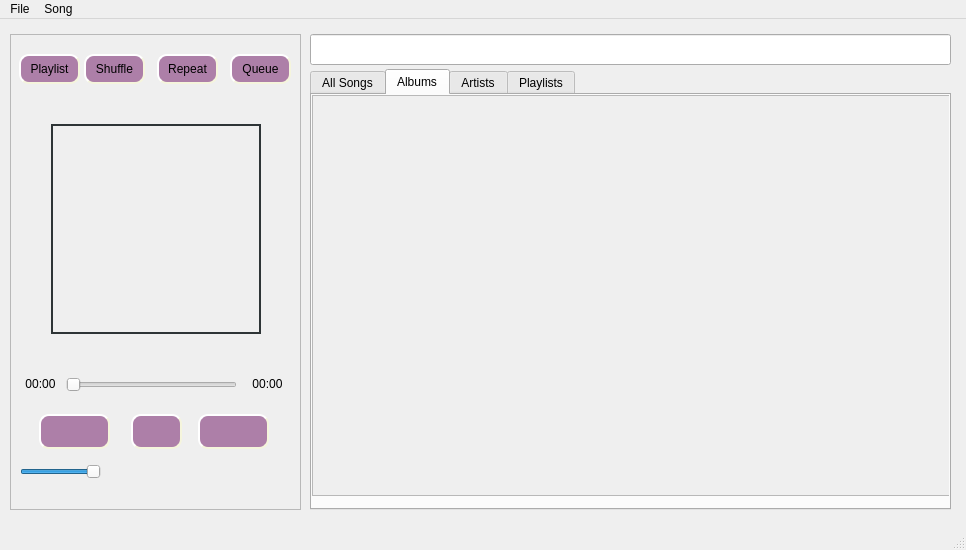
The window that src/player.ui (pirxus/waPlayer) describes before a commit, drawn with Qt 5.
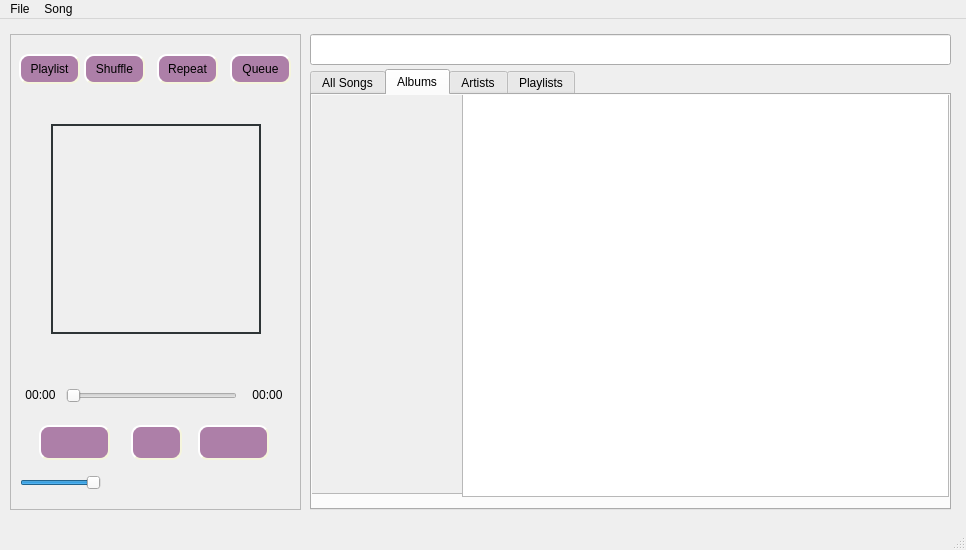
The same window after the commit. The open tabs and pages were chosen to show the change. Icons and pictures are not drawn.

Commit message: refactored album tab

What changed in the file:
```diff
--- a/src/player.ui
+++ b/src/player.ui
@@ -94,7 +94,7 @@
      <string notr="true"/>
     </property>
     <property name="currentIndex">
-     <number>1</number>
+     <number>0</number>
     </property>
     <property name="elideMode">
      <enum>Qt::ElideMiddle</enum>
@@ -109,9 +109,15 @@
      <attribute name="title">
       <string>All Songs</string>
      </attribute>
-     <layout class="QGridLayout" name="gridLayout">
-      <item row="0" column="0">
        <widget class="QTableWidget" name="tableAllSongs">
+      <property name="geometry">
+       <rect>
+        <x>-2</x>
+        <y>0</y>
+        <width>638</width>
+        <height>399</height>
+       </rect>
+      </property>
         <property name="focusPolicy">
          <enum>Qt::NoFocus</enum>
         </property>
@@ -158,7 +164,7 @@
          <number>150</number>
         </attribute>
         <attribute name="horizontalHeaderShowSortIndicator" stdset="0">
-         <bool>true</bool>
+       <bool>false</bool>
         </attribute>
         <attribute name="horizontalHeaderStretchLastSection">
          <bool>true</bool>
@@ -187,18 +193,52 @@
          </property>
         </column>
        </widget>
-      </item>
-     </layout>
     </widget>
-    <widget class="QWidget" name="tab_albums">
+    <widget class="QWidget" name="tabAlbums">
      <attribute name="title">
       <string>Albums</string>
      </attribute>
+     <widget class="QTableWidget" name="albumSongs">
+      <property name="geometry">
+       <rect>
+        <x>150</x>
+        <y>-2</y>
+        <width>487</width>
+        <height>404</height>
+       </rect>
+      </property>
+      <property name="focusPolicy">
+       <enum>Qt::NoFocus</enum>
+      </property>
+      <property name="editTriggers">
+       <set>QAbstractItemView::NoEditTriggers</set>
+      </property>
+      <property name="selectionBehavior">
+       <enum>QAbstractItemView::SelectRows</enum>
+      </property>
+      <property name="showGrid">
+       <bool>false</bool>
+      </property>
+      <property name="columnCount">
+       <number>2</number>
+      </property>
+      <attribute name="horizontalHeaderVisible">
+       <bool>false</bool>
+      </attribute>
+      <attribute name="horizontalHeaderStretchLastSection">
+       <bool>true</bool>
+      </attribute>
+      <attribute name="verticalHeaderVisible">
+       <bool>false</bool>
+      </attribute>
+      <column/>
+      <column/>
+     </widget>
      <widget class="QScrollArea" name="scrollAreaAlbums">
       <property name="geometry">
        <rect>
-        <x>0</x>
-        <y>0</y>
+        <x>-3</x>
+        <y>-2</y>
         <width>641</width>
         <height>401</height>
        </rect>
@@ -223,6 +263,8 @@
        </property>
       </widget>
      </widget>
+     <zorder>scrollAreaAlbums</zorder>
+     <zorder>albumSongs</zorder>
     </widget>
     <widget class="QWidget" name="tab_artists">
      <attribute name="title">
@@ -231,7 +273,7 @@
      <widget class="QListWidget" name="listArtistNames">
       <property name="geometry">
        <rect>
-        <x>0</x>
+        <x>-2</x>
         <y>-2</y>
         <width>212</width>
         <height>403</height>
@@ -339,7 +381,7 @@
      <property name="geometry">
       <rect>
        <x>121</x>
-       <y>380</y>
+       <y>391</y>
        <width>51</width>
        <height>35</height>
       </rect>
@@ -365,7 +407,7 @@
      <property name="geometry">
       <rect>
        <x>56</x>
-       <y>339</y>
+       <y>350</y>
        <width>171</width>
        <height>24</height>
       </rect>
@@ -381,7 +423,7 @@
      <property name="geometry">
       <rect>
        <x>10</x>
-       <y>426</y>
+       <y>437</y>
        <width>81</width>
        <height>24</height>
       </rect>
@@ -403,7 +445,7 @@
      <property name="geometry">
       <rect>
        <x>29</x>
-       <y>380</y>
+       <y>391</y>
        <width>71</width>
        <height>35</height>
       </rect>
@@ -429,7 +471,7 @@
      <property name="geometry">
       <rect>
        <x>188</x>
-       <y>380</y>
+       <y>391</y>
        <width>71</width>
        <height>35</height>
       </rect>
@@ -491,7 +533,7 @@
      <property name="geometry">
       <rect>
        <x>10</x>
-       <y>340</y>
+       <y>351</y>
        <width>41</width>
        <height>20</height>
       </rect>
@@ -507,7 +549,7 @@
      <property name="geometry">
       <rect>
        <x>237</x>
-       <y>340</y>
+       <y>351</y>
        <width>41</width>
        <height>20</height>
       </rect>
@@ -589,7 +631,7 @@
        <x>10</x>
        <y>304</y>
        <width>271</width>
-       <height>20</height>
+       <height>41</height>
       </rect>
      </property>
      <property name="sizePolicy">
@@ -602,16 +644,16 @@
       <string/>
      </property>
      <property name="alignment">
-      <set>Qt::AlignCenter</set>
+      <set>Qt::AlignHCenter|Qt::AlignTop</set>
      </property>
     </widget>
     <widget class="QLabel" name="labelPlayerSongName">
      <property name="geometry">
       <rect>
        <x>10</x>
-       <y>71</y>
+       <y>56</y>
        <width>271</width>
-       <height>20</height>
+       <height>33</height>
       </rect>
      </property>
      <property name="sizePolicy">
@@ -624,7 +666,10 @@
       <string/>
      </property>
      <property name="alignment">
-      <set>Qt::AlignCenter</set>
+      <set>Qt::AlignBottom|Qt::AlignHCenter</set>
+     </property>
+     <property name="wordWrap">
+      <bool>true</bool>
      </property>
     </widget>
    </widget>
```
Lines whose indentation alone changed are shown as unchanged. The commit also changes 2 other files.
